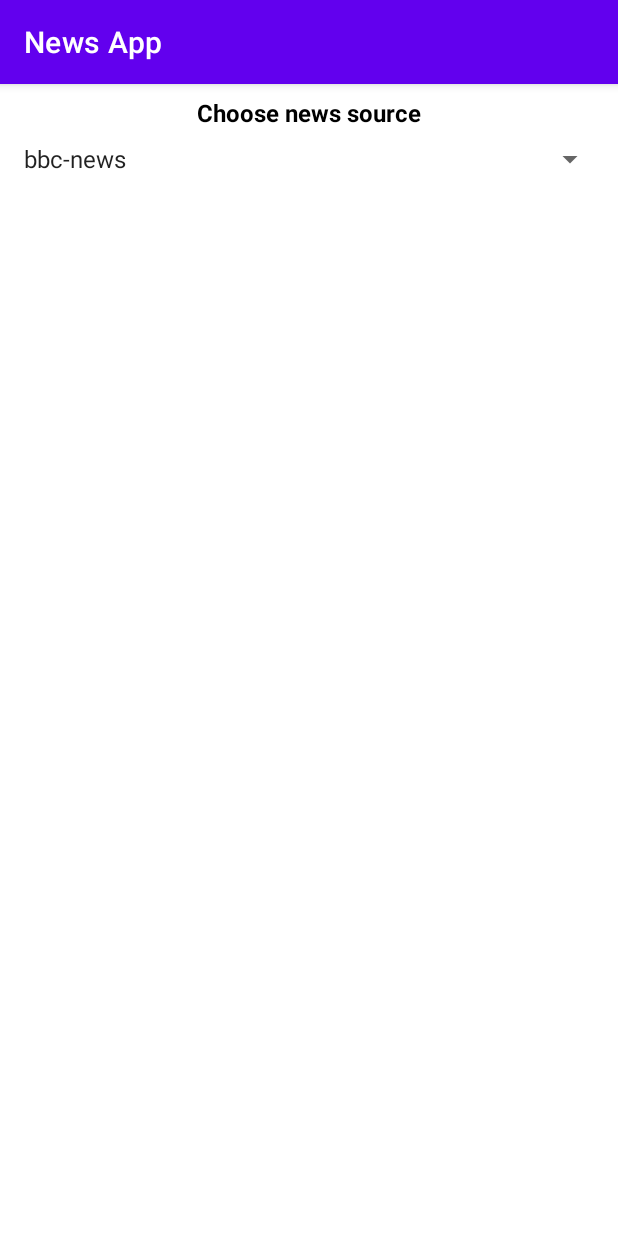
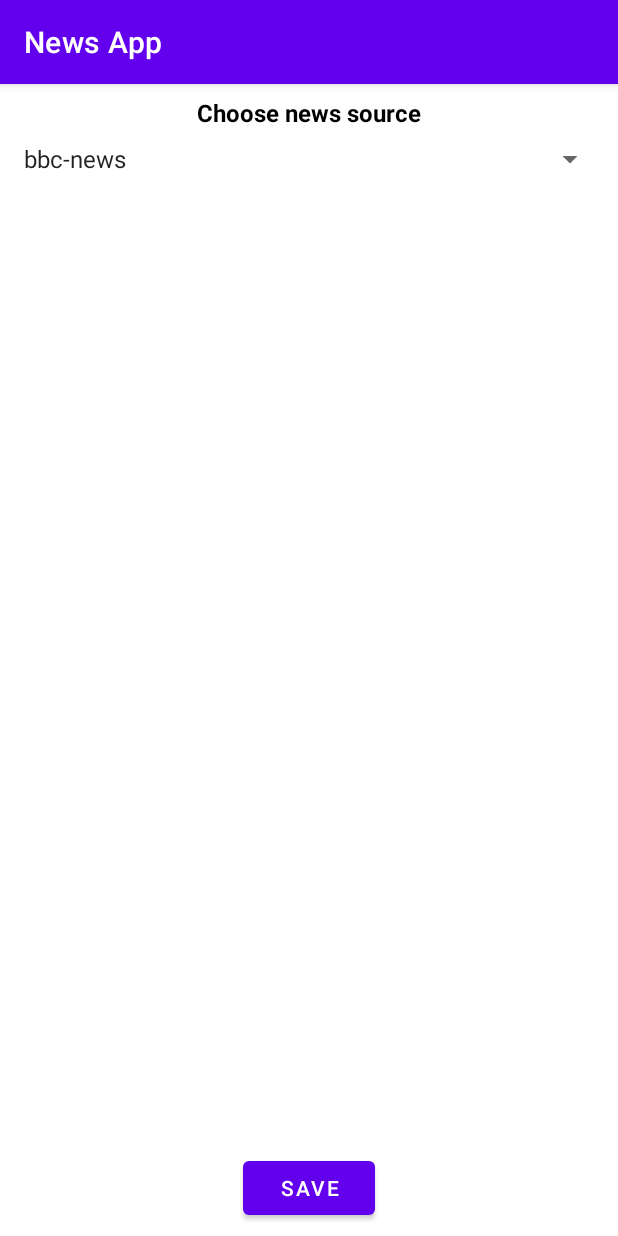
Before and after one commit to basemomar94/News_App_2023, an Android app: the fragment NewsSourceFragment shown on its own in the app's theme, on a phone screen of 412 x 824 dp. Run offline under Robolectric (Android 15) with nearby library versions, the phone set to English and light mode, and no system bars; our stand-ins replace Dagger/Hilt's generated code.

Commit message:
- finalize dynamic news source

```diff
--- a/app/src/main/java/com/example/newsapp/ui/HomeFragment.kt
+++ b/app/src/main/java/com/example/newsapp/ui/HomeFragment.kt
@@ -2,6 +2,7 @@ package com.example.newsapp.ui
 
 import android.content.SharedPreferences
 import android.os.Bundle
+import android.util.Log
 import android.view.LayoutInflater
 import android.view.View
 import android.view.ViewGroup
@@ -48,6 +49,7 @@ class HomeFragment : BaseFragment<FragmentHomeBinding>(), NewsAdapter.NewsInterf
 
     private fun getArticles() = lifecycleScope.launch {
         val source = pref.getString(Constants.NEWS_SOURCE, Constants.BBC_NEWS_SOURCE)
+        Log.d(TAG,"source is $source")
         viewModel.getArticlesResponse(source ?: Constants.BBC_NEWS_SOURCE)
     }
 
@@ -75,5 +77,6 @@ class HomeFragment : BaseFragment<FragmentHomeBinding>(), NewsAdapter.NewsInterf
         val bundle = Bundle()
         bundle.putString(Constants.ARTICLE_URL_BUNDLE, article.url)
         findNavController().navigate(R.id.action_homeFragment_to_articleFragment, bundle)
+
     }
 }
--- a/app/src/main/java/com/example/newsapp/ui/NewsSourceFragment.kt
+++ b/app/src/main/java/com/example/newsapp/ui/NewsSourceFragment.kt
@@ -1,6 +1,5 @@
 package com.example.newsapp.ui
 
-import android.R
 import android.content.SharedPreferences
 import android.os.Bundle
 import android.util.Log
@@ -9,16 +8,24 @@ import android.view.View
 import android.view.ViewGroup
 import android.widget.AdapterView
 import android.widget.ArrayAdapter
+import androidx.navigation.fragment.findNavController
+import com.example.newsapp.R
 import com.example.newsapp.databinding.FragmentNewsSourceBinding
 import com.example.newsapp.utils.Constants
+import dagger.hilt.android.AndroidEntryPoint
 import javax.inject.Inject
 
-class NewsSourceFragment : BaseFragment<FragmentNewsSourceBinding>() {
+@AndroidEntryPoint
+class NewsSourceFragment : BaseFragment<FragmentNewsSourceBinding>(), View.OnClickListener {
     private val TAG = this::class.java.simpleName
 
     @Inject
     lateinit var pref: SharedPreferences
-    override fun inflateViewBinding(
+    private var selectedSource: String? = null
+
+    override
+
+    fun inflateViewBinding(
         inflater: LayoutInflater, container: ViewGroup?
     ): FragmentNewsSourceBinding {
         return FragmentNewsSourceBinding.inflate(inflater, container, false)
@@ -28,21 +35,45 @@ class NewsSourceFragment : BaseFragment<FragmentNewsSourceBinding>() {
         super.onViewCreated(view, savedInstanceState)
         setupSpinnerAdapter()
         setupSpinnerClick()
+        binding.btnSave.setOnClickListener(this)
     }
 
     private fun setupSpinnerClick() {
-        binding.spinner.onItemClickListener =
-            AdapterView.OnItemClickListener { parent, _, position, _ ->
-                val selectedItem = parent?.getItemAtPosition(position).toString()
-                Log.d(TAG, "selected item is $selectedItem")
-                pref.edit().putString(Constants.NEWS_SOURCE,selectedItem).apply()
+        binding.spinner.onItemSelectedListener = object : AdapterView.OnItemSelectedListener {
+            override fun onItemSelected(
+                parent: AdapterView<*>?,
+                view: View?,
+                position: Int,
+                id: Long
+            ) {
+                selectedSource = parent?.getItemAtPosition(position).toString()
+                Log.d(TAG, "selected item is $selectedSource")
             }
+
+            override fun onNothingSelected(parent: AdapterView<*>?) {
+            }
+
+        }
     }
 
     private fun setupSpinnerAdapter() {
         val adapter =
-            ArrayAdapter(requireContext(), R.layout.simple_spinner_item, Constants.newsSources)
-        adapter.setDropDownViewResource(R.layout.simple_spinner_dropdown_item)
+            ArrayAdapter(
+                requireContext(),
+                android.R.layout.simple_spinner_item,
+                Constants.newsSources
+            )
+        adapter.setDropDownViewResource(android.R.layout.simple_spinner_dropdown_item)
         binding.spinner.adapter = adapter
     }
+
+    override fun onClick(v: View?) {
+        when (v?.id) {
+            binding.btnSave.id -> {
+                Log.d(TAG,"clicked on save")
+                pref.edit().putString(Constants.NEWS_SOURCE, selectedSource).apply()
+                findNavController().navigate(R.id.action_newsSourceFragment_to_homeFragment)
+            }
+        }
+    }
 }
--- a/app/src/main/res/layout/fragment_news_source.xml
+++ b/app/src/main/res/layout/fragment_news_source.xml
@@ -25,4 +25,13 @@
         android:id="@+id/spinner"
         android:layout_width="match_parent"
         android:layout_height="wrap_content" />
+
+    <Button
+        android:id="@+id/btn_save"
+        android:layout_width="wrap_content"
+        android:layout_height="wrap_content"
+        android:text="Save"
+        app:layout_constraintBottom_toBottomOf="parent"
+        app:layout_constraintEnd_toEndOf="parent"
+        app:layout_constraintStart_toStartOf="parent" />
 </androidx.constraintlayout.widget.ConstraintLayout>
--- a/app/src/main/res/values/strings.xml
+++ b/app/src/main/res/values/strings.xml
@@ -5,4 +5,5 @@
     <string name="finger_desc">please scan your finger</string>
     <string name="authincation_failed">Authincation Failed</string>
     <string name="choose_news_source">Choose news source</string>
+    <string name="news_source">News Source</string>
 </resources>
```
Also changed, not shown: app/src/main/java/com/example/newsapp/ui/MainActivity.kt (+16 -0 lines), app/src/main/res/menu/appbar_menu.xml (added, +7 -0 lines), app/src/main/res/navigation/nav_graph.xml (+11 -0 lines).
